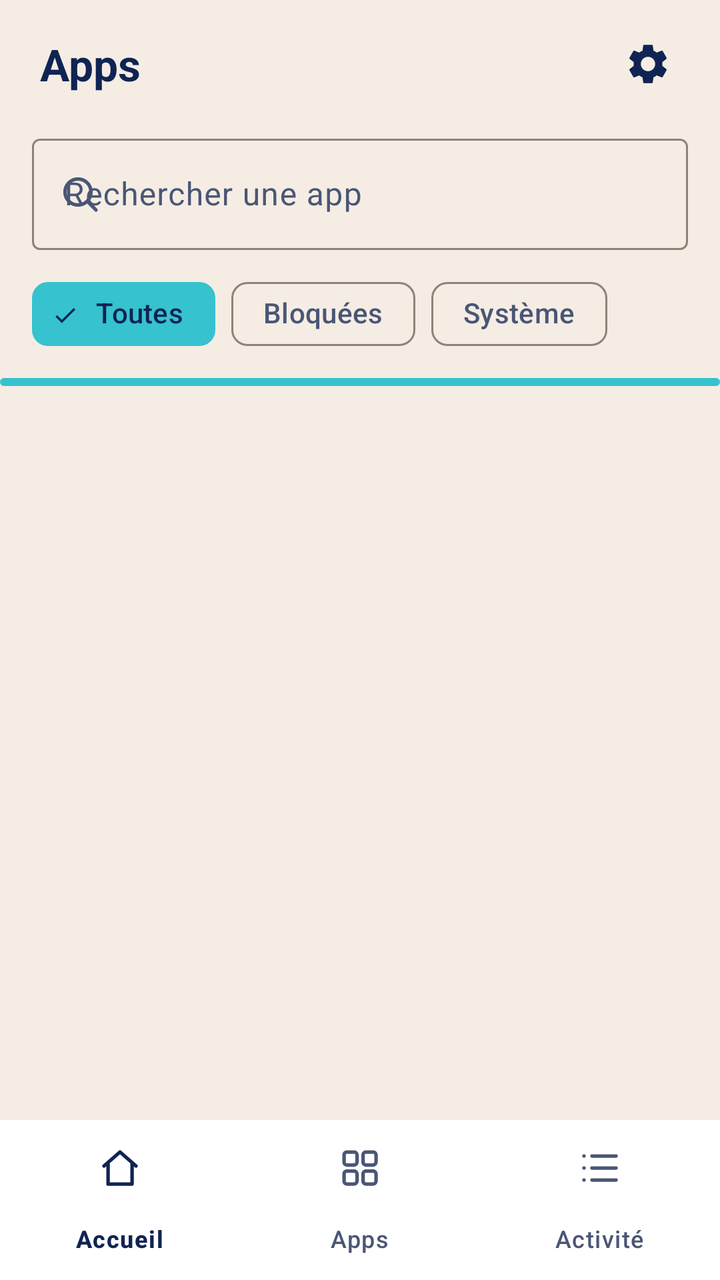
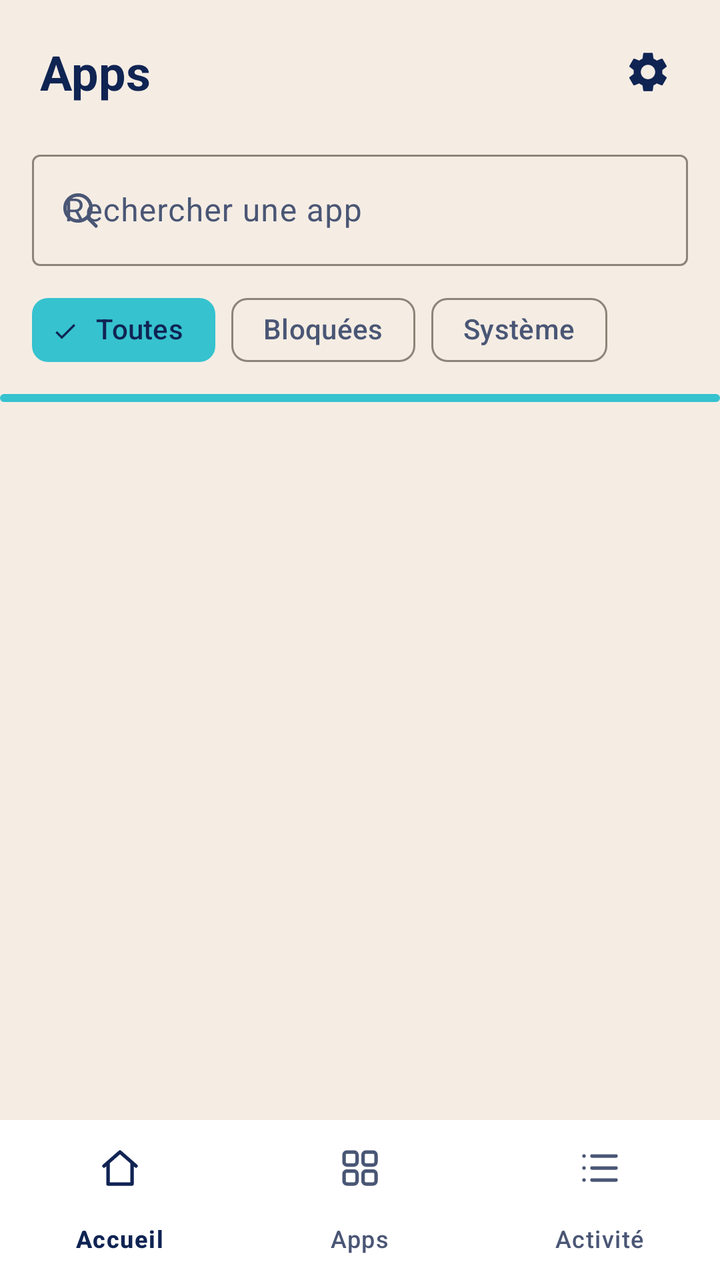

The first picture is an Android layout as it rendered before a commit; the second is the same layout after the commit. The layout source and the unified diff follow.
<!-- AndroidManifest.xml: application theme Theme.AKeeper -->
<!-- res/layout/screen_apps.xml -->
<?xml version="1.0" encoding="utf-8"?>
<LinearLayout xmlns:android="http://schemas.android.com/apk/res/android"
    xmlns:app="http://schemas.android.com/apk/res-auto"
    android:id="@+id/root"
    android:layout_width="match_parent"
    android:layout_height="match_parent"
    android:orientation="vertical">

    <LinearLayout
        android:layout_width="match_parent"
        android:layout_height="64dp"
        android:gravity="center_vertical"
        android:orientation="horizontal">

        <TextView
            android:layout_width="0dp"
            android:layout_height="wrap_content"
            android:layout_marginStart="20dp"
            android:layout_weight="1"
            android:accessibilityHeading="true"
            android:text="@string/nav_apps"
            android:textAppearance="?attr/textAppearanceTitleLarge"
            android:textColor="?attr/colorOnSurface"
            android:textStyle="bold" />

        <ImageButton
            android:id="@+id/settings_button"
            android:layout_width="48dp"
            android:layout_height="48dp"
            android:layout_marginEnd="12dp"
            android:background="?attr/selectableItemBackgroundBorderless"
            android:contentDescription="@string/settings_open"
            android:src="@drawable/ic_settings"
            app:tint="?attr/colorOnSurface" />
    </LinearLayout>

    <com.google.android.material.textfield.TextInputLayout
        style="@style/Widget.Material3.TextInputLayout.OutlinedBox"
        android:layout_width="match_parent"
        android:layout_height="wrap_content"
        android:layout_marginHorizontal="16dp"
        android:hint="@string/apps_search_hint"
        app:startIconDrawable="@drawable/ic_search">

        <com.google.android.material.textfield.TextInputEditText
            android:id="@+id/apps_search"
            android:layout_width="match_parent"
            android:layout_height="wrap_content"
            android:importantForAutofill="no"
            android:inputType="text"
            android:maxLines="1" />
    </com.google.android.material.textfield.TextInputLayout>

    <com.google.android.material.chip.ChipGroup
        android:id="@+id/apps_scopes"
        android:layout_width="match_parent"
        android:layout_height="wrap_content"
        android:layout_marginHorizontal="16dp"
        android:layout_marginTop="8dp"
        app:checkedChip="@id/apps_scope_all"
        app:selectionRequired="true"
        app:singleSelection="true">

        <com.google.android.material.chip.Chip
            android:id="@+id/apps_scope_all"
            style="@style/Widget.Material3.Chip.Filter"
            android:layout_width="wrap_content"
            android:layout_height="wrap_content"
            android:text="@string/apps_scope_all" />

        <com.google.android.material.chip.Chip
            android:id="@+id/apps_scope_blocked"
            style="@style/Widget.Material3.Chip.Filter"
            android:layout_width="wrap_content"
            android:layout_height="wrap_content"
            android:text="@string/apps_scope_blocked" />

        <com.google.android.material.chip.Chip
            android:id="@+id/apps_scope_system"
            style="@style/Widget.Material3.Chip.Filter"
            android:layout_width="wrap_content"
            android:layout_height="wrap_content"
            android:text="@string/apps_scope_system" />
    </com.google.android.material.chip.ChipGroup>

    <com.google.android.material.progressindicator.LinearProgressIndicator
        android:id="@+id/apps_loading"
        android:layout_width="match_parent"
        android:layout_height="wrap_content"
        android:layout_marginTop="8dp"
        android:indeterminate="true"
        app:indicatorColor="@color/akeeper_turquoise" />

    <TextView
        android:id="@+id/apps_empty"
        android:layout_width="match_parent"
        android:layout_height="wrap_content"
        android:gravity="center"
        android:padding="24dp"
        android:text="@string/apps_empty"
        android:textAppearance="?attr/textAppearanceBodyMedium"
        android:textColor="?attr/colorOnSurfaceVariant"
        android:visibility="gone" />

    <androidx.recyclerview.widget.RecyclerView
        android:id="@+id/apps_list"
        android:layout_width="match_parent"
        android:layout_height="0dp"
        android:layout_weight="1"
        android:clipToPadding="false"
        android:paddingVertical="8dp" />

    <com.google.android.material.bottomnavigation.BottomNavigationView
        android:id="@+id/bottom_nav"
        android:layout_width="match_parent"
        android:layout_height="wrap_content"
        app:menu="@menu/bottom_nav" />
</LinearLayout>
<!-- resources referenced by this layout -->
<resources>
  <color name="akeeper_turquoise">#FF36C2CF</color>
  <!-- drawable ic_search (drawable) -->
  <vector xmlns:android="http://schemas.android.com/apk/res/android"
      android:width="24dp"
      android:height="24dp"
      android:viewportWidth="24"
      android:viewportHeight="24">
      <path
          android:pathData="M11,4.5a6.5,6.5 0,1 1,0 13a6.5,6.5 0,1 1,0 -13zM16,16l4,4"
          android:strokeWidth="1.75"
          android:strokeColor="@android:color/white"
          android:strokeLineCap="round"
          android:strokeLineJoin="round" />
  </vector>
  <!-- drawable ic_settings (drawable) -->
  <vector xmlns:android="http://schemas.android.com/apk/res/android"
      android:width="24dp"
      android:height="24dp"
      android:viewportWidth="24"
      android:viewportHeight="24">
      <path
          android:fillColor="@android:color/white"
          android:pathData="M19.14,12.94c0.04,-0.3 0.06,-0.61 0.06,-0.94c0,-0.32 -0.02,-0.64 -0.07,-0.94l2.03,-1.58c0.18,-0.14 0.23,-0.41 0.12,-0.61l-1.92,-3.32c-0.12,-0.22 -0.37,-0.29 -0.59,-0.22l-2.39,0.96c-0.5,-0.38 -1.03,-0.7 -1.62,-0.94L14.4,2.81c-0.04,-0.24 -0.24,-0.41 -0.48,-0.41h-3.84c-0.24,0 -0.43,0.17 -0.47,0.41L9.25,5.35C8.66,5.59 8.12,5.92 7.63,6.29L5.24,5.33c-0.22,-0.08 -0.47,0 -0.59,0.22L2.74,8.87C2.62,9.08 2.66,9.34 2.86,9.48l2.03,1.58C4.84,11.36 4.8,11.69 4.8,12s0.02,0.64 0.07,0.94l-2.03,1.58c-0.18,0.14 -0.23,0.41 -0.12,0.61l1.92,3.32c0.12,0.22 0.37,0.29 0.59,0.22l2.39,-0.96c0.5,0.38 1.03,0.7 1.62,0.94l0.36,2.54c0.05,0.24 0.24,0.41 0.48,0.41h3.84c0.24,0 0.44,-0.17 0.47,-0.41l0.36,-2.54c0.59,-0.24 1.13,-0.56 1.62,-0.94l2.39,0.96c0.22,0.08 0.47,0 0.59,-0.22l1.92,-3.32c0.12,-0.22 0.07,-0.47 -0.12,-0.61L19.14,12.94zM12,15.6c-1.98,0 -3.6,-1.62 -3.6,-3.6s1.62,-3.6 3.6,-3.6s3.6,1.62 3.6,3.6S13.98,15.6 12,15.6z" />
  </vector>
  <string name="apps_empty">Aucune app ne correspond.</string>
  <string name="apps_scope_all">Toutes</string>
  <string name="apps_scope_blocked">Bloquées</string>
  <string name="apps_scope_system">Système</string>
  <string name="apps_search_hint">Rechercher une app</string>
  <string name="nav_apps">Apps</string>
  <string name="settings_open">Réglages</string>
  <color name="akeeper_primary">@color/akeeper_midnight</color>
  <color name="akeeper_on_primary">@color/akeeper_ivory</color>
  <color name="akeeper_midnight">#FF102453</color>
  <color name="akeeper_link">@color/akeeper_turquoise_text</color>
  <color name="akeeper_background">@color/akeeper_ivory</color>
  <color name="akeeper_on_background">@color/akeeper_midnight</color>
  <color name="akeeper_on_background_variant">@color/akeeper_slate</color>
  <color name="akeeper_card">@color/akeeper_white</color>
  <color name="akeeper_outline">@color/akeeper_taupe</color>
  <color name="akeeper_outline_variant">@color/akeeper_sand</color>
  <style name="Widget.AKeeper.Switch" parent="Widget.Material3.CompoundButton.MaterialSwitch">
          <item name="trackTint">@color/akeeper_switch_track</item>
          <item name="thumbTint">@color/akeeper_switch_thumb</item>
          <item name="trackDecorationTint">@color/akeeper_switch_track_decoration</item>
      </style>
  <color name="akeeper_ivory">#FFF5EDE4</color>
  <color name="akeeper_turquoise_text">#FF0B6B75</color>
  <color name="akeeper_slate">#FF4A5675</color>
  <color name="akeeper_white">#FFFFFFFF</color>
  <color name="akeeper_taupe">#FF8C8478</color>
  <color name="akeeper_sand">#FFE2D8CC</color>
  <!-- unchanged entries left out for length: 1 -->
</resources>

<!-- the commit's change to res/layout/screen_apps.xml (unified diff, before → after) -->
@@ -8,7 +8,7 @@
 
     <LinearLayout
         android:layout_width="match_parent"
-        android:layout_height="64dp"
+        android:layout_height="72dp"
         android:gravity="center_vertical"
         android:orientation="horizontal">
 
@@ -19,7 +19,7 @@
             android:layout_weight="1"
             android:accessibilityHeading="true"
             android:text="@string/nav_apps"
-            android:textAppearance="?attr/textAppearanceTitleLarge"
+            android:textAppearance="?attr/textAppearanceHeadlineSmall"
             android:textColor="?attr/colorOnSurface"
             android:textStyle="bold" />
 
